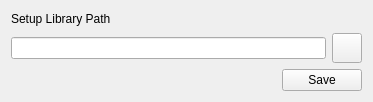
Old version of the form branches/sayonara-600/GUI/library/SetupWidget/GUI_LibrarySetup_Widget.ui in the repository shahid334/sayonara-player.
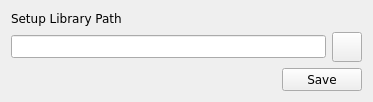
New version of the form. Icons and pictures are not drawn.

What changed in the file:
```diff
--- a/branches/sayonara-600/GUI/library/SetupWidget/GUI_LibrarySetup_Widget.ui
+++ b/branches/sayonara-600/GUI/library/SetupWidget/GUI_LibrarySetup_Widget.ui
@@ -16,6 +16,11 @@
   <layout class="QGridLayout" name="gridLayout">
    <item row="1" column="0" colspan="2">
     <widget class="QLineEdit" name="le_libpath">
+     <property name="font">
+      <font>
+       <family>DejaVu Sans</family>
+      </font>
+     </property>
      <property name="readOnly">
       <bool>false</bool>
      </property>
@@ -35,6 +40,11 @@
        <height>30</height>
       </size>
      </property>
+     <property name="font">
+      <font>
+       <family>DejaVu Sans</family>
+      </font>
+     </property>
      <property name="text">
       <string/>
      </property>
@@ -46,6 +56,11 @@
    </item>
    <item row="2" column="1" colspan="2">
     <widget class="QPushButton" name="btn_save">
+     <property name="font">
+      <font>
+       <family>DejaVu Sans</family>
+      </font>
+     </property>
      <property name="text">
       <string>Save</string>
      </property>
@@ -53,6 +68,11 @@
    </item>
    <item row="2" column="0">
     <spacer name="horizontalSpacer">
+     <property name="font">
+      <font>
+       <family>DejaVu Sans</family>
+      </font>
+     </property>
      <property name="orientation">
       <enum>Qt::Horizontal</enum>
      </property>
@@ -66,6 +86,11 @@
    </item>
    <item row="0" column="0" colspan="3">
     <widget class="QLabel" name="label">
+     <property name="font">
+      <font>
+       <family>DejaVu Sans</family>
+      </font>
+     </property>
      <property name="text">
       <string>Setup Library Path</string>
      </property>
```
